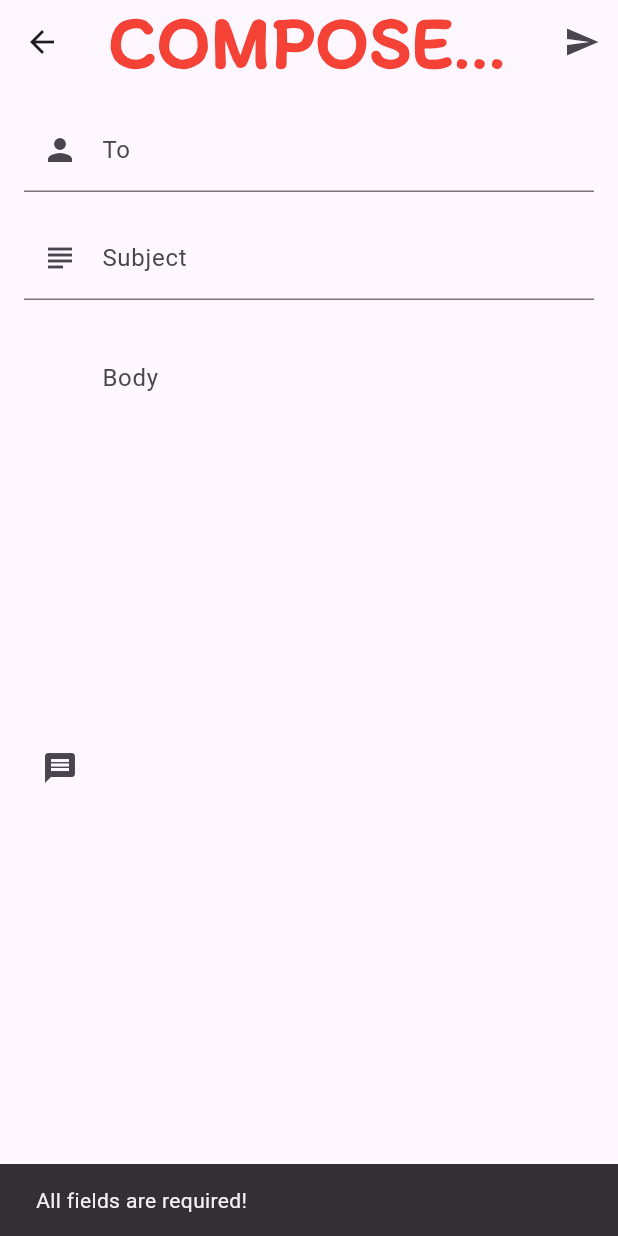
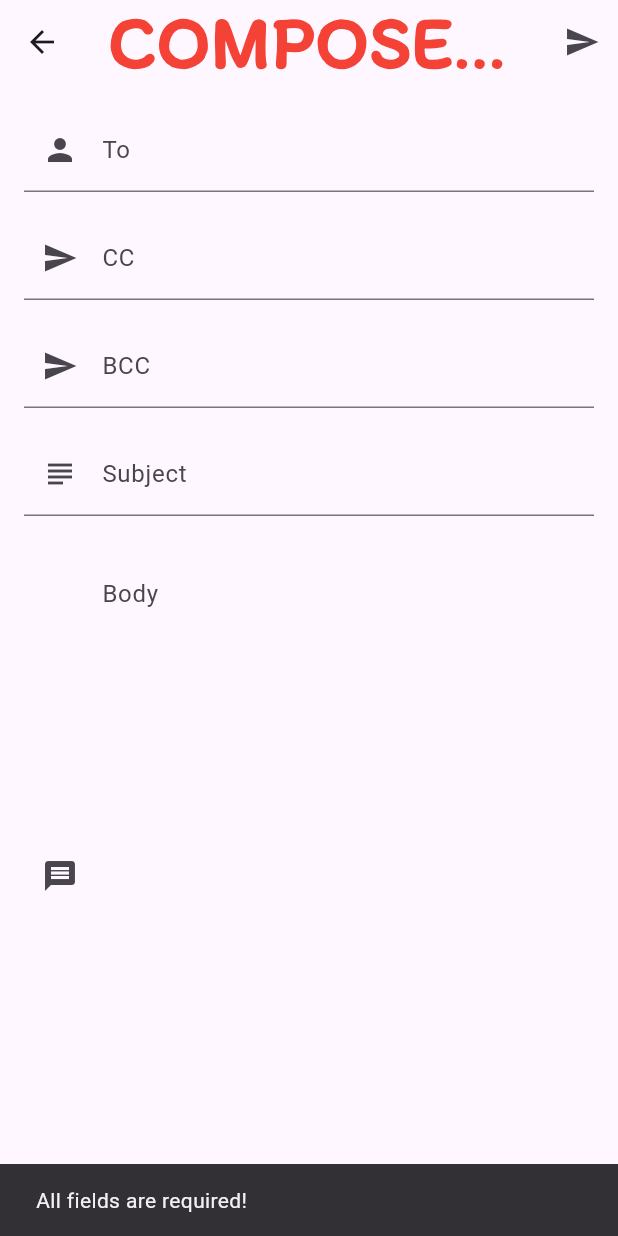
Before and after one commit to TKahh/Epail, a Flutter app: the ComposeEmailScreen screen opened directly, after a tap on the "send" icon, on a phone screen of 412 x 824 dp. Run offline on Flutter 3.47's test engine with Material 3 defaults, Android fonts, the phone set to English and light mode, and no system bars; our stand-ins replace cloud_firestore, firebase_auth, firebase_core, shared_preferences; missing offline and left inert: dart:html, encrypt; accounts and stored records are empty; statements that could not run were skipped.

Commit message:
Adding Send Email in CC/BCC mode

```diff
--- a/lib/screens/compose_email_screen.dart
+++ b/lib/screens/compose_email_screen.dart
@@ -13,12 +13,16 @@ class ComposeEmailScreen extends StatefulWidget {
 
 class _ComposeEmailScreenState extends State<ComposeEmailScreen> {
   final TextEditingController _toController = TextEditingController();
+  final TextEditingController _ccController = TextEditingController();
+  final TextEditingController _bccController = TextEditingController();
   final TextEditingController _subjectController = TextEditingController();
   final TextEditingController _bodyController = TextEditingController();
 
   @override
   void dispose() {
     _toController.dispose();
+    _ccController.dispose();
+    _bccController.dispose();
     _subjectController.dispose();
     _bodyController.dispose();
     super.dispose();
@@ -59,6 +63,19 @@ class _ComposeEmailScreenState extends State<ComposeEmailScreen> {
         .split(',')
         .map((phone) => normalizePhone(phone.trim()))
         .toList();
+
+    final ccPhones = _ccController.text
+        .trim()
+        .split(',')
+        .map((phone) => normalizePhone(phone.trim()))
+        .toList();
+
+    final bccPhones = _bccController.text
+        .trim()
+        .split(',')
+        .map((phone) => normalizePhone(phone.trim()))
+        .toList();
+
     final subject = _subjectController.text.trim();
     final body = _bodyController.text.trim();
 
@@ -70,13 +87,16 @@ class _ComposeEmailScreenState extends State<ComposeEmailScreen> {
     }
 
     try {
-      await EmailService().sendEmail(fromPhone, toPhones, subject, body);
+      await EmailService()
+          .sendEmail(fromPhone, toPhones, subject, body, ccPhones, bccPhones);
 
       ScaffoldMessenger.of(context).showSnackBar(
         const SnackBar(content: Text('Email sent successfully!')),
       );
 
       _toController.clear();
+      _ccController.clear();
+      _bccController.clear();
       _subjectController.clear();
       _bodyController.clear();
       Navigator.pop(context);
@@ -123,6 +143,26 @@ class _ComposeEmailScreenState extends State<ComposeEmailScreen> {
             ),
             const SizedBox(height: 16),
             TextField(
+              controller: _ccController, // CC field
+              decoration: const InputDecoration(
+                labelText: 'CC',
+                hintText: 'CC Phone Numbers (optional)',
+                prefixIcon: Icon(Icons.send),
+              ),
+              keyboardType: TextInputType.phone,
+            ),
+            const SizedBox(height: 16),
+            TextField(
+              controller: _bccController, // BCC field
+              decoration: const InputDecoration(
+                labelText: 'BCC',
+                hintText: 'BCC Phone Numbers (optional)',
+                prefixIcon: Icon(Icons.send),
+              ),
+              keyboardType: TextInputType.phone,
+            ),
+            const SizedBox(height: 16),
+            TextField(
               controller: _subjectController,
               decoration: const InputDecoration(
                 labelText: 'Subject',
--- a/lib/services/email_service.dart
+++ b/lib/services/email_service.dart
@@ -1,11 +1,18 @@
 import 'package:cloud_firestore/cloud_firestore.dart';
 
 class EmailService {
-  Future<void> sendEmail(String fromPhone, List<String> toPhones,
-      String subject, String body) async {
+  Future<void> sendEmail(
+      String fromPhone,
+      List<String> toPhones,
+      String subject,
+      String body,
+      List<String> ccPhones,
+      List<String> bccPhones) async {
     await FirebaseFirestore.instance.collection('emails').add({
       'from': fromPhone,
       'to': toPhones,
+      'cc': ccPhones,
+      'bcc': bccPhones,
       'subject': subject,
       'body': body,
       'timestamp': FieldValue.serverTimestamp(),
```
